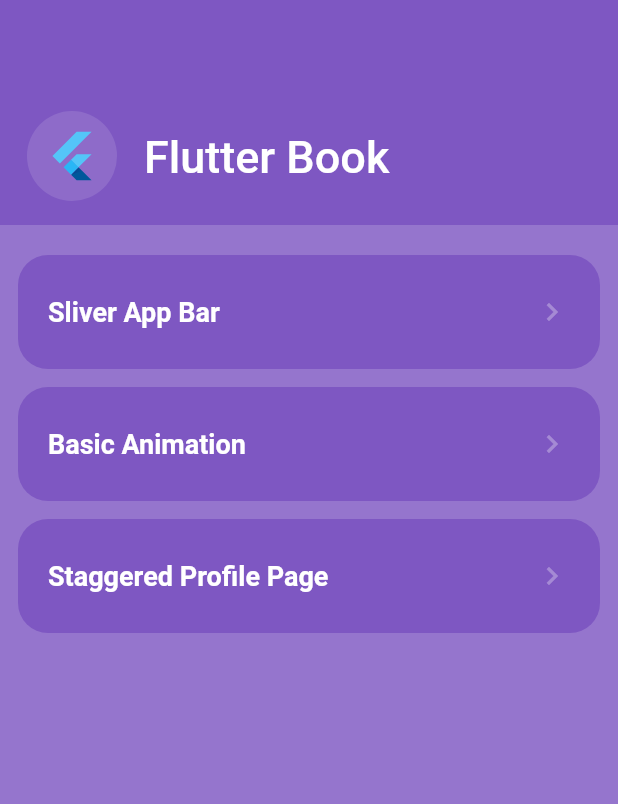
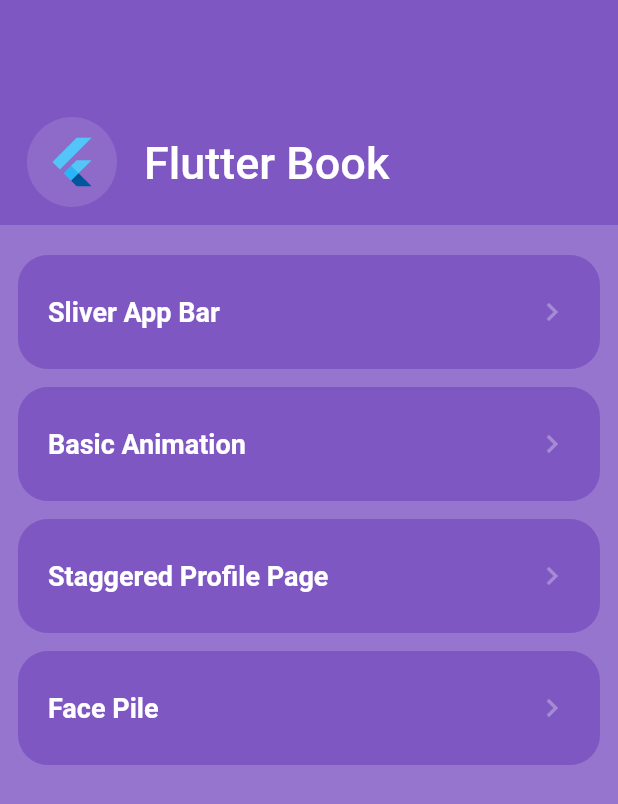
Before and after one commit to hasansujon786/flutter_book, a Flutter app: the screen it shows after launch, on a phone screen of 412 x 824 dp. Shown: the top 804 px of the screen. Run offline on Flutter 3.47's test engine with Material 2 defaults, Android fonts, the phone set to English and light mode, and no system bars.

Commit message:
fix typo & add face_pile page

```diff
--- a/lib/config/routes.dart
+++ b/lib/config/routes.dart
@@ -7,5 +7,6 @@ routes() {
     BasicAnimationHome.routeName: (context) => const BasicAnimationHome(),
     PokemonDetailsPage.routeName: (context) => const PokemonDetailsPage(),
     StaggeredProfilePageAnimator.routeName: (context) => const StaggeredProfilePageAnimator(),
+    FacePileScreen.routeName: (context) => const FacePileScreen(),
   };
 }
--- a/lib/pages/animation/staggered_profil/staggered_profile_page.dart
+++ b/lib/pages/animation/staggered_profil/staggered_profile_page.dart
@@ -8,7 +8,7 @@ class StaggeredProfilePageAnimator extends StatefulWidget {
 
   static const routeName = '/staggered_profile';
   @override
-  _StaggeredProfilePageAnimatorState createState() => _StaggeredProfilePageAnimatorState();
+  State<StaggeredProfilePageAnimator> createState() => _StaggeredProfilePageAnimatorState();
 }
 
 class _StaggeredProfilePageAnimatorState extends State<StaggeredProfilePageAnimator>
@@ -96,7 +96,7 @@ class StaggeredProfilePage extends StatelessWidget {
       left: screenWidth / 2 - (size / 2),
       child: Transform(
         alignment: Alignment.center,
-        transform: Matrix4.diagonal3Values(animatedValue, animatedValue, 0),
+        transform: Matrix4.diagonal3Values(animatedValue, animatedValue, animatedValue),
         child: Container(
           height: size,
           width: size,
--- a/lib/pages/home.dart
+++ b/lib/pages/home.dart
@@ -12,16 +12,6 @@ class HomePage extends StatefulWidget {
 }
 
 class _HomePageState extends State<HomePage> {
-  var top = 0.0;
-  late ScrollController _scrollController;
-
-  @override
-  void initState() {
-    _scrollController = ScrollController();
-    _scrollController.addListener(() => setState(() {}));
-    super.initState();
-  }
-
   @override
   Widget build(BuildContext context) {
     return Scaffold(
@@ -29,11 +19,11 @@ class _HomePageState extends State<HomePage> {
       body: Stack(
         children: [
           CustomScrollView(
-            controller: _scrollController,
             slivers: [
               _buildAppBar(),
               SliverToBoxAdapter(
                 child: ListView(
+                  physics: const BouncingScrollPhysics(parent: AlwaysScrollableScrollPhysics()),
                   padding: const EdgeInsets.symmetric(horizontal: 12, vertical: 8),
                   primary: false,
                   shrinkWrap: true,
@@ -41,6 +31,7 @@ class _HomePageState extends State<HomePage> {
                     _buildLink('Sliver App Bar', SliverPage.routeName),
                     _buildLink('Basic Animation', BasicAnimationHome.routeName),
                     _buildLink('Staggered Profile Page', StaggeredProfilePageAnimator.routeName),
+                    _buildLink('Face Pile', FacePileScreen.routeName),
                   ],
                 ),
               ),
@@ -58,11 +49,11 @@ class _HomePageState extends State<HomePage> {
       stretch: true,
       expandedHeight: 150,
       flexibleSpace: FlexibleSpaceBar(
-        centerTitle: true,
+        titlePadding: const EdgeInsets.symmetric(vertical: 12),
         title: Row(
           children: const [
             SizedBox(width: 12),
-            CircleAvatar(child: FlutterLogo(), backgroundColor: Colors.white12),
+            CircleAvatar(backgroundColor: Colors.white12, child: FlutterLogo()),
             SizedBox(width: 12),
             Text('Flutter Book')
           ],
--- a/lib/pages/pages.dart
+++ b/lib/pages/pages.dart
@@ -3,3 +3,4 @@ export 'sliver.dart';
 export 'animation/basic/home.dart';
 export 'animation/basic/pokemon_details_page.dart';
 export 'animation/staggered_profil/staggered_profile_page.dart';
+export 'animation/face_pile/face_pile.dart';
--- a/lib/pages/sliver.dart
+++ b/lib/pages/sliver.dart
@@ -122,7 +122,11 @@ class _SliverPageState extends State<SliverPage> {
         shrinkWrap: true,
         itemCount: 50,
         itemBuilder: (ctx, i) {
-          return const FlutterLogo();
+          return const ListTile(
+            leading: FlutterLogo(),
+            title: Text('Flutter'),
+            subtitle: Text('Subtitle'),
+          );
         },
       ),
     );
```
Also changed, not shown: lib/pages/animation/basic/home.dart (+1 -8 lines), lib/pages/animation/face_pile/face_pile.dart (added, +82 -0 lines), pubspec.lock.
